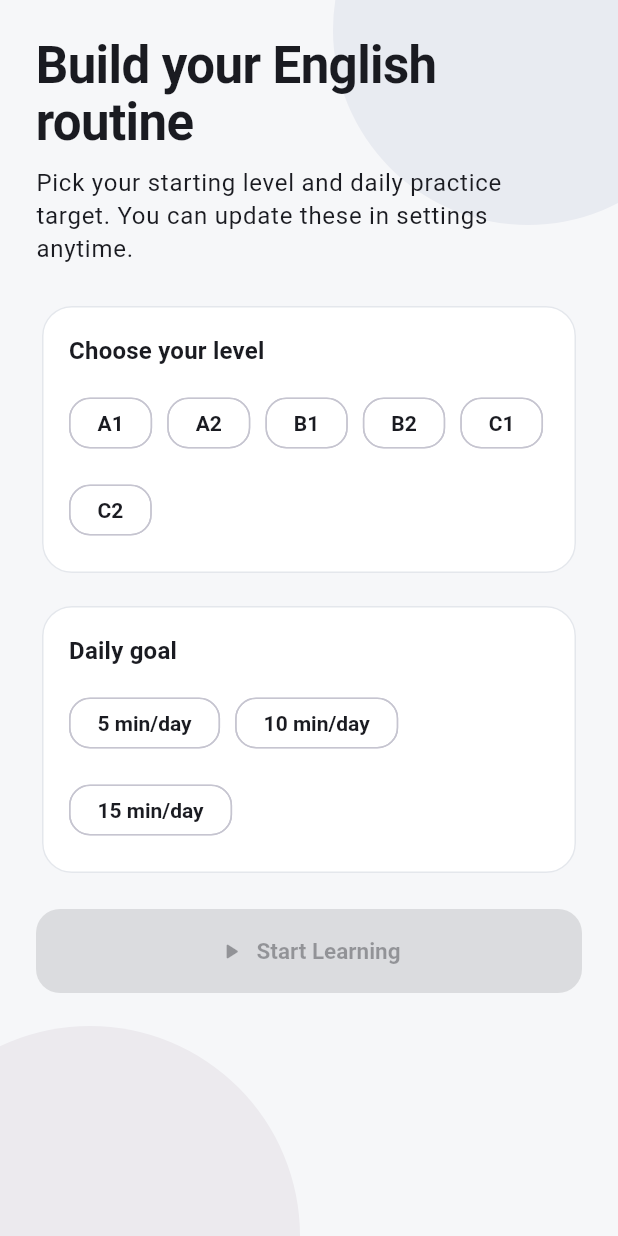
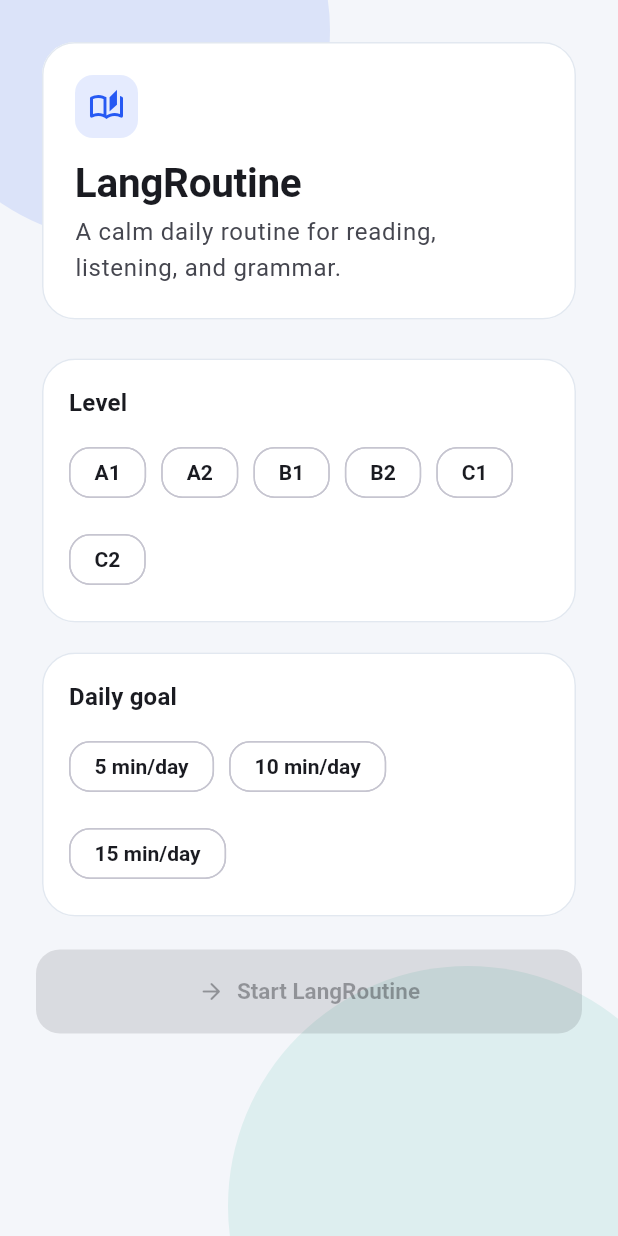
Before and after one commit to fvarli/lang_app, a Flutter app: the screen it shows after launch, on a phone screen of 412 x 824 dp. Run offline on Flutter 3.47's test engine with Material 3 defaults, Android fonts, the phone set to English and light mode, and no system bars; our stand-ins replace flutter_markdown, go_router, package_info_plus, shared_preferences.

Commit message:
feat(ui): implement focus-first redesign across theme, onboarding, home, and settings

```diff
--- a/lib/core/theme/app_theme.dart
+++ b/lib/core/theme/app_theme.dart
@@ -1,48 +1,59 @@
 import 'package:flutter/material.dart';
 
 class AppTheme {
-  static const _primary = Color(0xFF1F5EFF);
-  static const _lightBackground = Color(0xFFF6F7F9);
+  static const _primary = Color(0xFF2659F3);
+  static const _secondary = Color(0xFF11A387);
+  static const _lightBackground = Color(0xFFF4F6FA);
   static const _lightSurface = Color(0xFFFFFFFF);
-  static const _lightOutline = Color(0xFFE4E7EC);
-  static const _darkBackground = Color(0xFF0E131B);
-  static const _darkSurface = Color(0xFF161D27);
-  static const _darkOutline = Color(0xFF2A3647);
+  static const _lightOutline = Color(0xFFE2E8F0);
+  static const _darkBackground = Color(0xFF0D1421);
+  static const _darkSurface = Color(0xFF171F2D);
+  static const _darkOutline = Color(0xFF2A3547);
+  static const _radiusLarge = 22.0;
+  static const _radiusMedium = 16.0;
 
   static ThemeData get light {
-    final scheme = ColorScheme.fromSeed(
-      seedColor: _primary,
-      brightness: Brightness.light,
+    final base = ColorScheme.fromSeed(seedColor: _primary);
+    final scheme = base.copyWith(
+      primary: _primary,
+      secondary: _secondary,
+      surface: _lightSurface,
     );
 
     return ThemeData(
       useMaterial3: true,
       colorScheme: scheme,
       scaffoldBackgroundColor: _lightBackground,
+      appBarTheme: const AppBarTheme(
+        centerTitle: false,
+        elevation: 0,
+        scrolledUnderElevation: 0,
+        backgroundColor: Colors.transparent,
+      ),
       textTheme: const TextTheme(
         displaySmall: TextStyle(
-          fontSize: 34,
+          fontSize: 32,
           fontWeight: FontWeight.w700,
-          height: 1.12,
+          height: 1.1,
           letterSpacing: -0.4,
         ),
         headlineMedium: TextStyle(
-          fontSize: 28,
+          fontSize: 27,
           fontWeight: FontWeight.w700,
           height: 1.15,
-          letterSpacing: -0.3,
+          letterSpacing: -0.2,
         ),
-        titleLarge: TextStyle(fontSize: 21, fontWeight: FontWeight.w700),
+        titleLarge: TextStyle(fontSize: 22, fontWeight: FontWeight.w700),
         titleMedium: TextStyle(fontSize: 16, fontWeight: FontWeight.w600),
-        bodyLarge: TextStyle(fontSize: 16, height: 1.4),
-        bodyMedium: TextStyle(fontSize: 14, height: 1.45),
+        bodyLarge: TextStyle(fontSize: 16, height: 1.5),
+        bodyMedium: TextStyle(fontSize: 14, height: 1.5),
         bodySmall: TextStyle(fontSize: 12, height: 1.35),
       ),
       cardTheme: CardThemeData(
         elevation: 0,
         color: _lightSurface,
         shape: RoundedRectangleBorder(
-          borderRadius: BorderRadius.circular(20),
+          borderRadius: BorderRadius.circular(_radiusLarge),
           side: const BorderSide(color: _lightOutline),
         ),
       ),
@@ -53,8 +64,18 @@ class AppTheme {
           foregroundColor: Colors.white,
           textStyle: const TextStyle(fontSize: 15, fontWeight: FontWeight.w700),
           shape: RoundedRectangleBorder(
-            borderRadius: BorderRadius.circular(16),
+            borderRadius: BorderRadius.circular(_radiusMedium),
           ),
+        ),
+      ),
+      outlinedButtonTheme: OutlinedButtonThemeData(
+        style: OutlinedButton.styleFrom(
+          minimumSize: const Size.fromHeight(56),
+          shape: RoundedRectangleBorder(
+            borderRadius: BorderRadius.circular(_radiusMedium),
+          ),
+          side: const BorderSide(color: _lightOutline),
+          textStyle: const TextStyle(fontSize: 15, fontWeight: FontWeight.w600),
         ),
       ),
       chipTheme: ChipThemeData(
@@ -72,46 +93,58 @@ class AppTheme {
         fillColor: _lightSurface,
         border: OutlineInputBorder(
           borderSide: BorderSide.none,
-          borderRadius: BorderRadius.circular(16),
+          borderRadius: BorderRadius.circular(_radiusMedium),
         ),
       ),
+      dividerTheme: const DividerThemeData(color: _lightOutline, thickness: 1),
     );
   }
 
   static ThemeData get dark {
-    final scheme = ColorScheme.fromSeed(
+    final base = ColorScheme.fromSeed(
       seedColor: _primary,
       brightness: Brightness.dark,
+    );
+    final scheme = base.copyWith(
+      primary: _primary,
+      secondary: _secondary,
+      surface: _darkSurface,
     );
 
     return ThemeData(
       useMaterial3: true,
       colorScheme: scheme,
       scaffoldBackgroundColor: _darkBackground,
+      appBarTheme: const AppBarTheme(
+        centerTitle: false,
+        elevation: 0,
+        scrolledUnderElevation: 0,
+        backgroundColor: Colors.transparent,
+      ),
       textTheme: const TextTheme(
         displaySmall: TextStyle(
-          fontSize: 34,
+          fontSize: 32,
           fontWeight: FontWeight.w700,
-          height: 1.12,
+          height: 1.1,
           letterSpacing: -0.4,
         ),
         headlineMedium: TextStyle(
-          fontSize: 28,
+          fontSize: 27,
           fontWeight: FontWeight.w700,
           height: 1.15,
-          letterSpacing: -0.3,
+          letterSpacing: -0.2,
         ),
-        titleLarge: TextStyle(fontSize: 21, fontWeight: FontWeight.w700),
+        titleLarge: TextStyle(fontSize: 22, fontWeight: FontWeight.w700),
         titleMedium: TextStyle(fontSize: 16, fontWeight: FontWeight.w600),
-        bodyLarge: TextStyle(fontSize: 16, height: 1.4),
-        bodyMedium: TextStyle(fontSize: 14, height: 1.45),
+        bodyLarge: TextStyle(fontSize: 16, height: 1.5),
+        bodyMedium: TextStyle(fontSize: 14, height: 1.5),
         bodySmall: TextStyle(fontSize: 12, height: 1.35),
       ),
       cardTheme: CardThemeData(
         elevation: 0,
         color: _darkSurface,
         shape: RoundedRectangleBorder(
-          borderRadius: BorderRadius.circular(20),
+          borderRadius: BorderRadius.circular(_radiusLarge),
           side: const BorderSide(color: _darkOutline),
         ),
       ),
@@ -122,8 +155,18 @@ class AppTheme {
           foregroundColor: Colors.white,
           textStyle: const TextStyle(fontSize: 15, fontWeight: FontWeight.w700),
           shape: RoundedRectangleBorder(
-            borderRadius: BorderRadius.circular(16),
+            borderRadius: BorderRadius.circular(_radiusMedium),
           ),
+        ),
+      ),
+      outlinedButtonTheme: OutlinedButtonThemeData(
+        style: OutlinedButton.styleFrom(
+          minimumSize: const Size.fromHeight(56),
+          shape: RoundedRectangleBorder(
+            borderRadius: BorderRadius.circular(_radiusMedium),
+          ),
+          side: const BorderSide(color: _darkOutline),
+          textStyle: const TextStyle(fontSize: 15, fontWeight: FontWeight.w600),
         ),
       ),
       chipTheme: ChipThemeData(
@@ -136,6 +179,7 @@ class AppTheme {
         secondaryLabelStyle: const TextStyle(fontWeight: FontWeight.w700),
         padding: const EdgeInsets.symmetric(horizontal: 10, vertical: 6),
       ),
+      dividerTheme: const DividerThemeData(color: _darkOutline, thickness: 1),
     );
   }
 }
--- a/lib/core/ui/app_chip.dart
+++ b/lib/core/ui/app_chip.dart
@@ -19,9 +19,13 @@ class AppChip extends StatelessWidget {
       selected: selected,
       onSelected: onSelected,
       showCheckmark: false,
+      materialTapTargetSize: MaterialTapTargetSize.padded,
+      visualDensity: const VisualDensity(horizontal: 0, vertical: 0),
       selectedColor: Theme.of(
         context,
-      ).colorScheme.primary.withValues(alpha: 0.15),
+      ).colorScheme.primary.withValues(alpha: 0.16),
+      backgroundColor: Theme.of(context).colorScheme.surface,
+      padding: const EdgeInsets.symmetric(horizontal: 8, vertical: 8),
       side: BorderSide(
         color: selected
             ? Theme.of(context).colorScheme.primary
--- a/lib/core/ui/primary_button.dart
+++ b/lib/core/ui/primary_button.dart
@@ -6,11 +6,13 @@ class PrimaryButton extends StatelessWidget {
     required this.label,
     required this.onPressed,
     this.icon,
+    this.compact = false,
   });
 
   final String label;
   final VoidCallback? onPressed;
   final IconData? icon;
+  final bool compact;
 
   @override
   Widget build(BuildContext context) {
@@ -27,7 +29,13 @@ class PrimaryButton extends StatelessWidget {
 
     return FilledButton(
       onPressed: onPressed,
-      style: FilledButton.styleFrom(minimumSize: const Size.fromHeight(56)),
+      style: FilledButton.styleFrom(
+        minimumSize: Size.fromHeight(compact ? 46 : 56),
+        padding: EdgeInsets.symmetric(
+          horizontal: compact ? 14 : 18,
+          vertical: compact ? 10 : 14,
+        ),
+      ),
       child: child,
     );
   }
--- a/lib/features/onboarding/onboarding_screen.dart
+++ b/lib/features/onboarding/onboarding_screen.dart
@@ -30,50 +30,34 @@ class _OnboardingScreenState extends State<OnboardingScreen> {
       body: Stack(
         children: [
           Positioned(
-            top: -110,
-            right: -70,
-            child: Container(
-              width: 260,
-              height: 260,
-              decoration: BoxDecoration(
-                color: Theme.of(
-                  context,
-                ).colorScheme.primary.withValues(alpha: 0.08),
-                shape: BoxShape.circle,
-              ),
+            top: -120,
+            left: -60,
+            child: _GlowCircle(
+              size: 280,
+              color: Theme.of(
+                context,
+              ).colorScheme.primary.withValues(alpha: 0.12),
             ),
           ),
           Positioned(
             bottom: -140,
-            left: -80,
-            child: Container(
-              width: 280,
-              height: 280,
-              decoration: BoxDecoration(
-                color: Theme.of(
-                  context,
-                ).colorScheme.tertiary.withValues(alpha: 0.08),
-                shape: BoxShape.circle,
-              ),
+            right: -60,
+            child: _GlowCircle(
+              size: 320,
+              color: Theme.of(
+                context,
+              ).colorScheme.secondary.withValues(alpha: 0.1),
             ),
           ),
           SafeArea(
             child: Center(
               child: ConstrainedBox(
-                constraints: const BoxConstraints(maxWidth: 760),
+                constraints: const BoxConstraints(maxWidth: 780),
                 child: ListView(
                   padding: const EdgeInsets.all(24),
                   children: [
-                    Text(
-                      'Build your English routine',
-                      style: Theme.of(context).textTheme.displaySmall,
-                    ),
-                    const SizedBox(height: 10),
-                    Text(
-                      'Pick your starting level and daily practice target. You can update these in settings anytime.',
-                      style: Theme.of(context).textTheme.bodyLarge,
-                    ),
-                    const SizedBox(height: 24),
+                    _BrandMoment(),
+                    const SizedBox(height: 18),
                     Card(
                       child: Padding(
                         padding: const EdgeInsets.all(18),
@@ -81,10 +65,10 @@ class _OnboardingScreenState extends State<OnboardingScreen> {
                           crossAxisAlignment: CrossAxisAlignment.start,
                           children: [
                             Text(
-                              'Choose your level',
+                              'Level',
                               style: Theme.of(context).textTheme.titleMedium,
                             ),
-                            const SizedBox(height: 12),
+                            const SizedBox(height: 10),
                             Wrap(
                               spacing: 10,
                               runSpacing: 10,
@@ -103,7 +87,7 @@ class _OnboardingScreenState extends State<OnboardingScreen> {
                         ),
                       ),
                     ),
-                    const SizedBox(height: 14),
+                    const SizedBox(height: 12),
                     Card(
                       child: Padding(
                         padding: const EdgeInsets.all(18),
@@ -114,7 +98,7 @@ class _OnboardingScreenState extends State<OnboardingScreen> {
                               'Daily goal',
                               style: Theme.of(context).textTheme.titleMedium,
                             ),
-                            const SizedBox(height: 12),
+                            const SizedBox(height: 10),
                             Wrap(
                               spacing: 10,
                               runSpacing: 10,
@@ -133,10 +117,10 @@ class _OnboardingScreenState extends State<OnboardingScreen> {
                         ),
                       ),
                     ),
-                    const SizedBox(height: 20),
+                    const SizedBox(height: 18),
                     PrimaryButton(
-                      label: 'Start Learning',
-                      icon: Icons.play_arrow_rounded,
+                      label: 'Start LangRoutine',
+                      icon: Icons.arrow_forward_rounded,
                       onPressed:
                           _selectedLevel == null ||
                               _dailyGoal == null ||
@@ -168,3 +152,61 @@ class _OnboardingScreenState extends State<OnboardingScreen> {
     );
   }
 }
+
+class _BrandMoment extends StatelessWidget {
+  @override
+  Widget build(BuildContext context) {
+    return Card(
+      child: Padding(
+        padding: const EdgeInsets.all(22),
+        child: Column(
+          crossAxisAlignment: CrossAxisAlignment.start,
+          children: [
+            Container(
+              width: 42,
+              height: 42,
+              decoration: BoxDecoration(
+                color: Theme.of(
+                  context,
+                ).colorScheme.primary.withValues(alpha: 0.12),
+                borderRadius: BorderRadius.circular(12),
+              ),
+              child: Icon(
+                Icons.auto_stories_outlined,
+                color: Theme.of(context).colorScheme.primary,
+              ),
+            ),
+            const SizedBox(height: 14),
+            Text(
+              'LangRoutine',
+              style: Theme.of(context).textTheme.headlineMedium,
+            ),
+            const SizedBox(height: 6),
+            Text(
+              'A calm daily routine for reading, listening, and grammar.',
+              style: Theme.of(context).textTheme.bodyLarge?.copyWith(
+                color: Theme.of(context).colorScheme.onSurfaceVariant,
+              ),
+            ),
+          ],
+        ),
+      ),
+    );
+  }
+}
+
+class _GlowCircle extends StatelessWidget {
+  const _GlowCircle({required this.size, required this.color});
+
+  final double size;
+  final Color color;
+
+  @override
+  Widget build(BuildContext context) {
+    return Container(
+      width: size,
+      height: size,
+      decoration: BoxDecoration(color: color, shape: BoxShape.circle),
+    );
+  }
+}
```
Also changed, not shown: lib/core/ui/module_card.dart (+22 -16 lines), lib/core/ui/progress_bar.dart (added, +17 -0 lines), lib/core/ui/stat_card.dart (added, +46 -0 lines), lib/features/home/home_screen.dart (+88 -65 lines), lib/features/settings/settings_screen.dart (+13 -2 lines).
